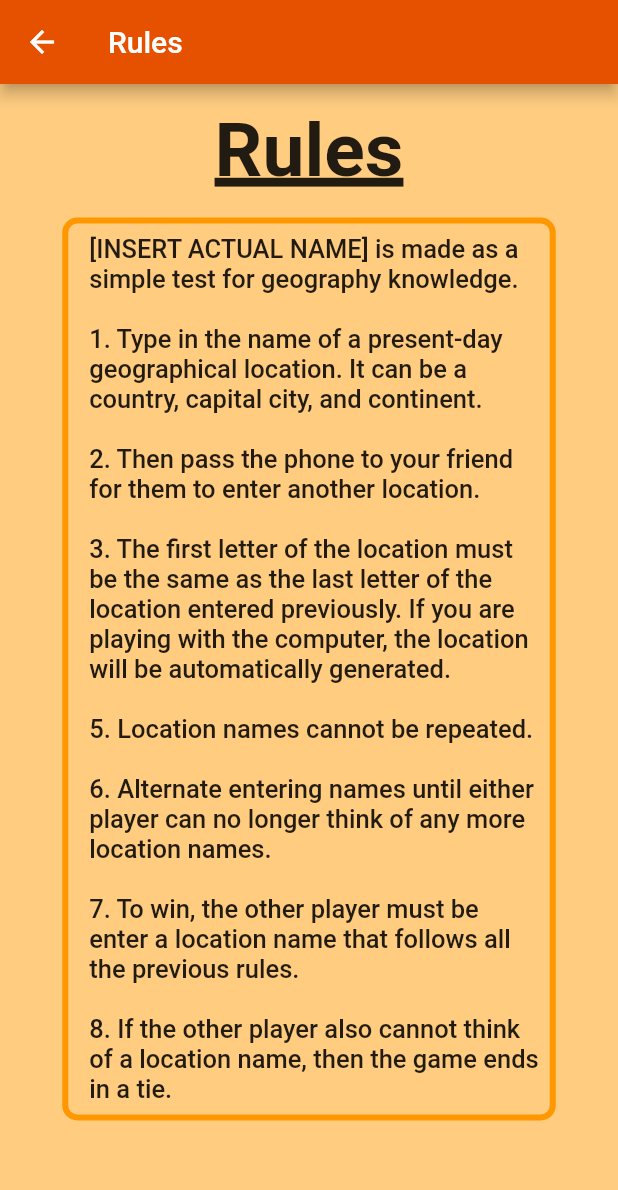
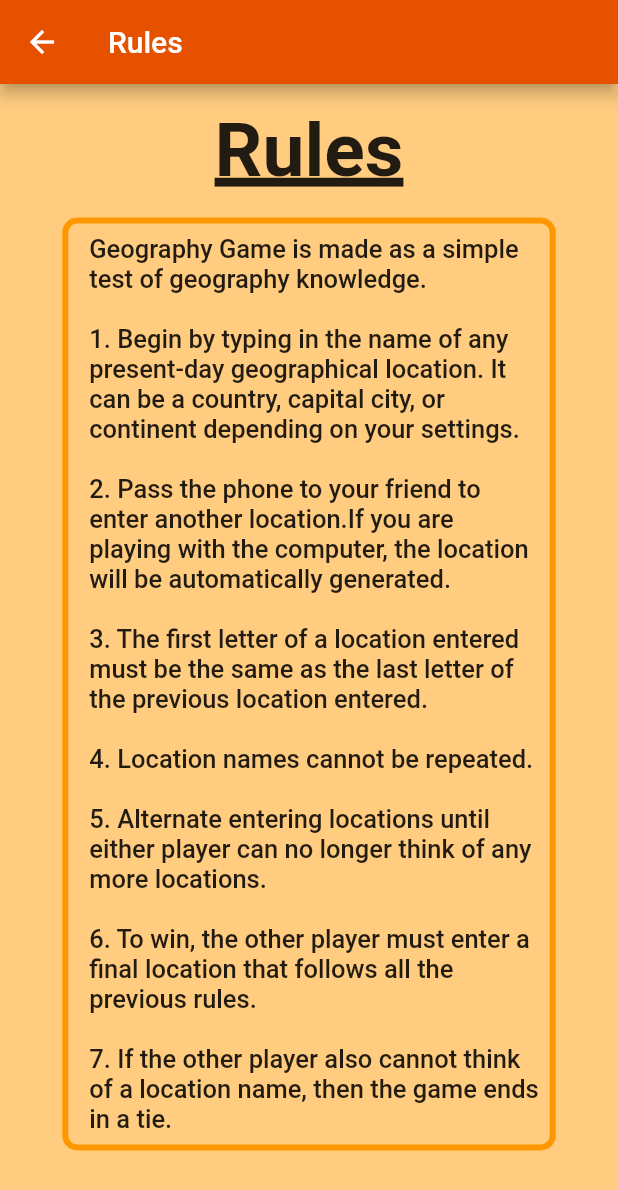
Before and after one commit to christopherlam888/geography-game, a Flutter app: the Rules screen opened by its route, on a phone screen of 412 x 824 dp. Shown: the top 1190 px of the screen. Run offline on Flutter 3.47's test engine with Material 2 defaults, Android fonts, the phone set to English and light mode, and no system bars.

Commit message:
Minor UI changes to rules.dart and about.dart

```diff
--- a/lib/pages/about.dart
+++ b/lib/pages/about.dart
@@ -28,9 +28,11 @@ class _AboutState extends State<About> {
 
     return Scaffold(
       appBar: AppBar(
+        backgroundColor: Colors.orange[900],
         title: const Text("About"),
       ),
       body: Container(
+        color: Colors.orange[200],
         child: Padding(
           padding: const EdgeInsets.all(20.0),
           child: ListView(
@@ -87,6 +89,7 @@ class _AboutState extends State<About> {
                       child: const Text(
                         "Github",
                         style: TextStyle(
+                          color: Colors.black,
                           fontSize: 18.0,
                         ),
                       ),
--- a/lib/pages/rules.dart
+++ b/lib/pages/rules.dart
@@ -17,11 +17,12 @@ class _RulesState extends State<Rules> {
       ),
       body: Container(
         color: Colors.orange[200],
-        child: Row(
+        child: ListView(
+          children: [
+            Row(
               mainAxisAlignment: MainAxisAlignment.center,
               children: [
                 Column(
-
                   children: [
                     const Padding(
                       padding: EdgeInsets.only(top: 15.0, bottom: 15.0),
@@ -36,7 +37,7 @@ class _RulesState extends State<Rules> {
                       ),
                     ),
                     Container(
-                  padding: EdgeInsets.only(top: 7.0, left: 14.0, right: 7.0, bottom: 7.0),
+                      padding: const EdgeInsets.only(top: 7.0, left: 14.0, right: 7.0, bottom: 7.0),
                       decoration: BoxDecoration(
                         border: Border.all(
                           width: 4,
@@ -48,17 +49,17 @@ class _RulesState extends State<Rules> {
                       child: const SizedBox(
                         width: 300,
                         child: Text(
-                        "[INSERT ACTUAL NAME] is made as a simple test for geography knowledge.\n\n"
-                            "1. Type in the name of a present-day geographical location. "
-                            "It can be a country, capital city, and continent.\n\n"
-                            "2. Then pass the phone to your friend for them to enter another location.\n\n"
-                            "3. The first letter of the location must be the same as the last letter of the "
-                            "location entered previously. "
+                            "Geography Game is made as a simple test of geography knowledge.\n\n"
+                                "1. Begin by typing in the name of any present-day geographical location. "
+                                "It can be a country, capital city, or continent depending on your settings.\n\n"
+                                "2. Pass the phone to your friend to enter another location."
                                 "If you are playing with the computer, the location will be automatically generated.\n\n"
-                            "5. Location names cannot be repeated.\n\n"
-                            "6. Alternate entering names until either player can no longer think of any more location names.\n\n"
-                            "7. To win, the other player must be enter a location name that follows all the previous rules.\n\n"
-                            "8. If the other player also cannot think of a location name, then the game ends in a tie.",
+                                "3. The first letter of a location entered must be the same as the last letter of the "
+                                "previous location entered. \n\n"
+                                "4. Location names cannot be repeated.\n\n"
+                                "5. Alternate entering locations until either player can no longer think of any more locations.\n\n"
+                                "6. To win, the other player must enter a final location that follows all the previous rules.\n\n"
+                                "7. If the other player also cannot think of a location name, then the game ends in a tie.",
                         textDirection: TextDirection.ltr,
                         textAlign: TextAlign.left,
                           style: TextStyle(
@@ -67,7 +68,10 @@ class _RulesState extends State<Rules> {
                           ),
                         ),
                       ),
-                )
+                    ),
+                    const SizedBox(height: 20.0),
+                  ],
+                ),
               ],
             ),
           ],
```
Lines whose indentation alone changed are shown as unchanged.
